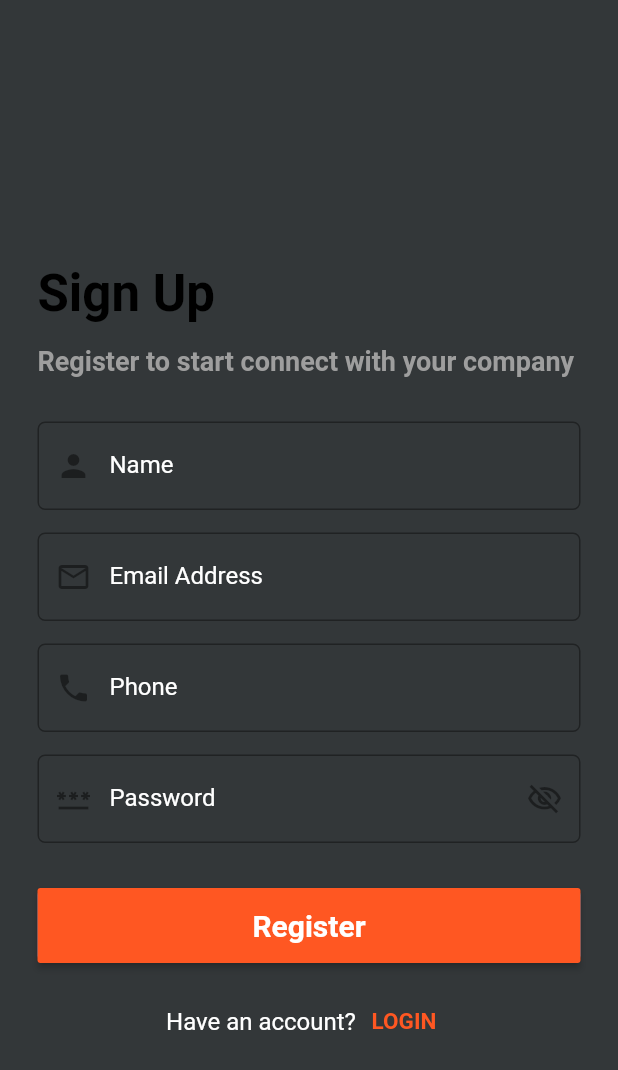
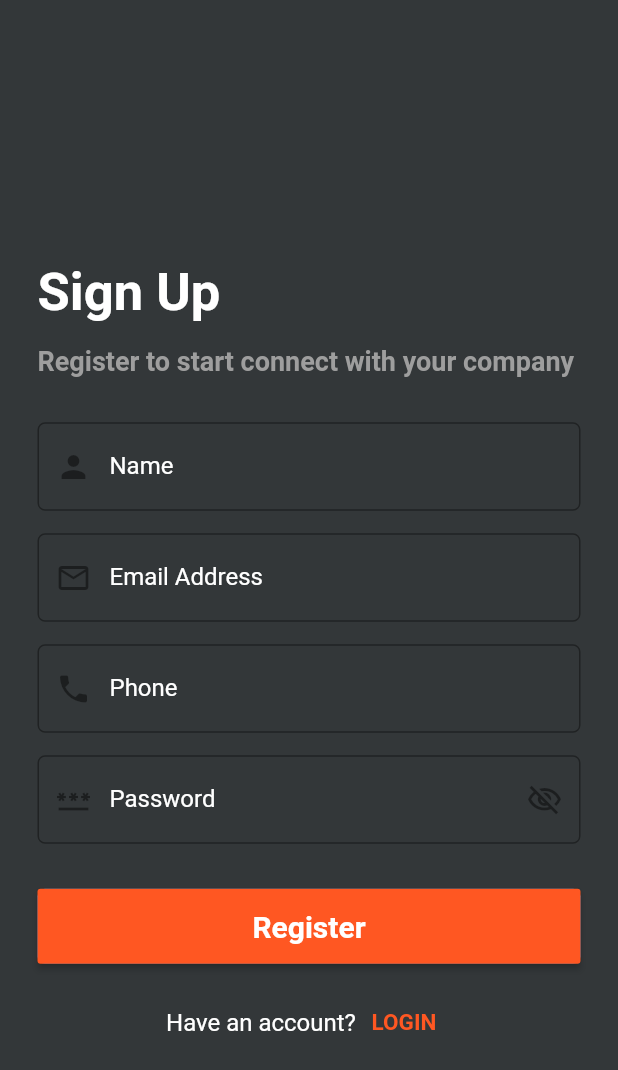
Before and after one commit to mohamedwagdy581/maintenance_requests, a Flutter app: the screen it shows after launch, after a tap on "Login", after a tap on "REGISTER", on a phone screen of 412 x 824 dp. Shown: the top 1070 px of the screen. Run offline on Flutter 3.47's test engine with Material 2 defaults, Android fonts, the phone set to English and light mode, and no system bars; our stand-ins replace cloud_firestore, conditional_builder_null_safety, dio, firebase_auth, firebase_core, firebase_storage and 5 more; accounts and stored records are empty; network calls fail.

Commit message:
picked profile and cover image and pass it to drawer and update login and register theme

```diff
--- a/lib/modules/login/login_screen.dart
+++ b/lib/modules/login/login_screen.dart
@@ -67,10 +67,9 @@ class LoginScreen extends StatelessWidget {
                           style: Theme
                               .of(context)
                               .textTheme
-                              .headline4
+                              .bodyText1
                               ?.copyWith(
-                            color: Colors.black,
-                            fontWeight: FontWeight.bold,
+                            fontSize: 35.0,
                           ),
                         ),
                         //SizedBox between Login Text and Login to Start Text
--- a/lib/modules/register/register_screen.dart
+++ b/lib/modules/register/register_screen.dart
@@ -50,10 +50,8 @@ class RegisterScreen extends StatelessWidget {
                           style: Theme
                               .of(context)
                               .textTheme
-                              .headline4
-                              ?.copyWith(
-                            color: Colors.black,
-                            fontWeight: FontWeight.bold,
+                              .bodyText1?.copyWith(
+                            fontSize: 35.0,
                           ),
                         ),
 
--- a/lib/modules/settings/settings_screen.dart
+++ b/lib/modules/settings/settings_screen.dart
@@ -1,5 +1,5 @@
 import 'package:flutter/material.dart';
-import 'package:flutter_maintenance/profile/profile_screen.dart';
+import 'package:flutter_maintenance/modules/profile/profile_screen.dart';
 import 'package:flutter_maintenance/shared/network/cubit/cubit.dart';
 import 'package:flutter_maintenance/style/custom_icons.dart';
 
```
Also changed, not shown: lib/layout/home_layout.dart (+7 -6 lines), lib/modules/profile/profile_screen.dart (renamed from lib/profile/profile_screen.dart, +16 -20 lines), lib/shared/network/cubit/cubit.dart (+50 -0 lines).
